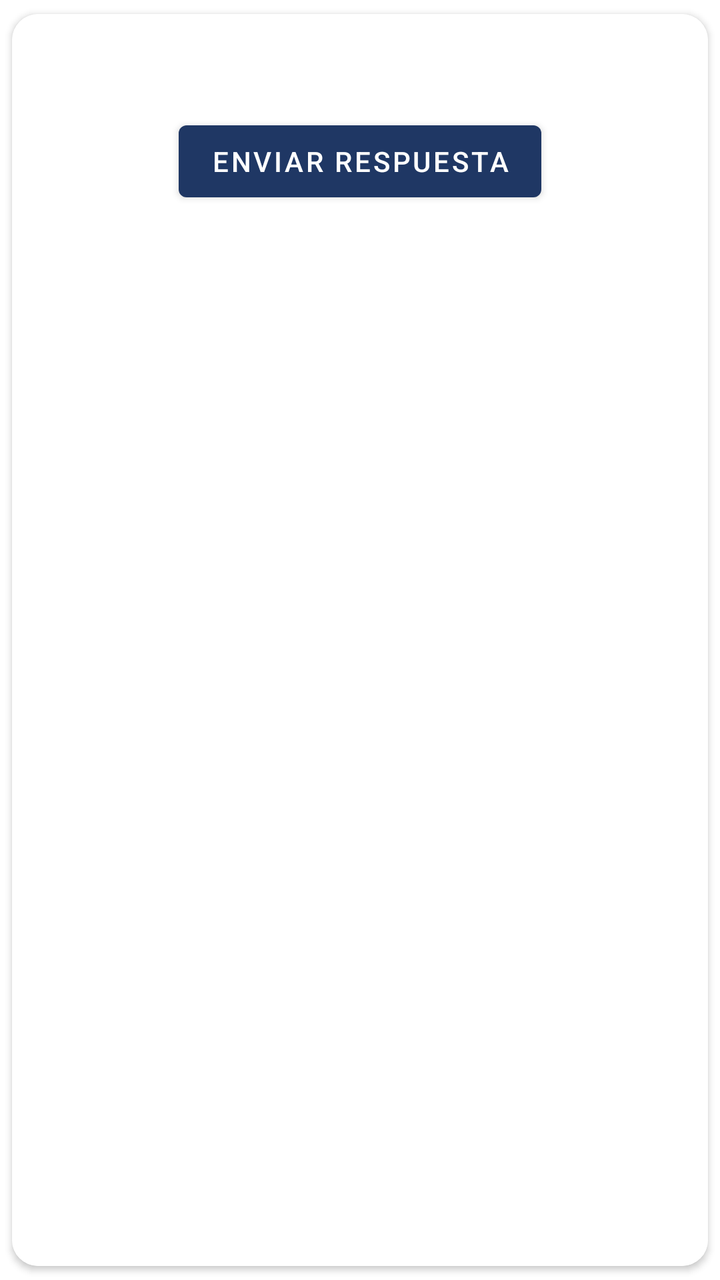
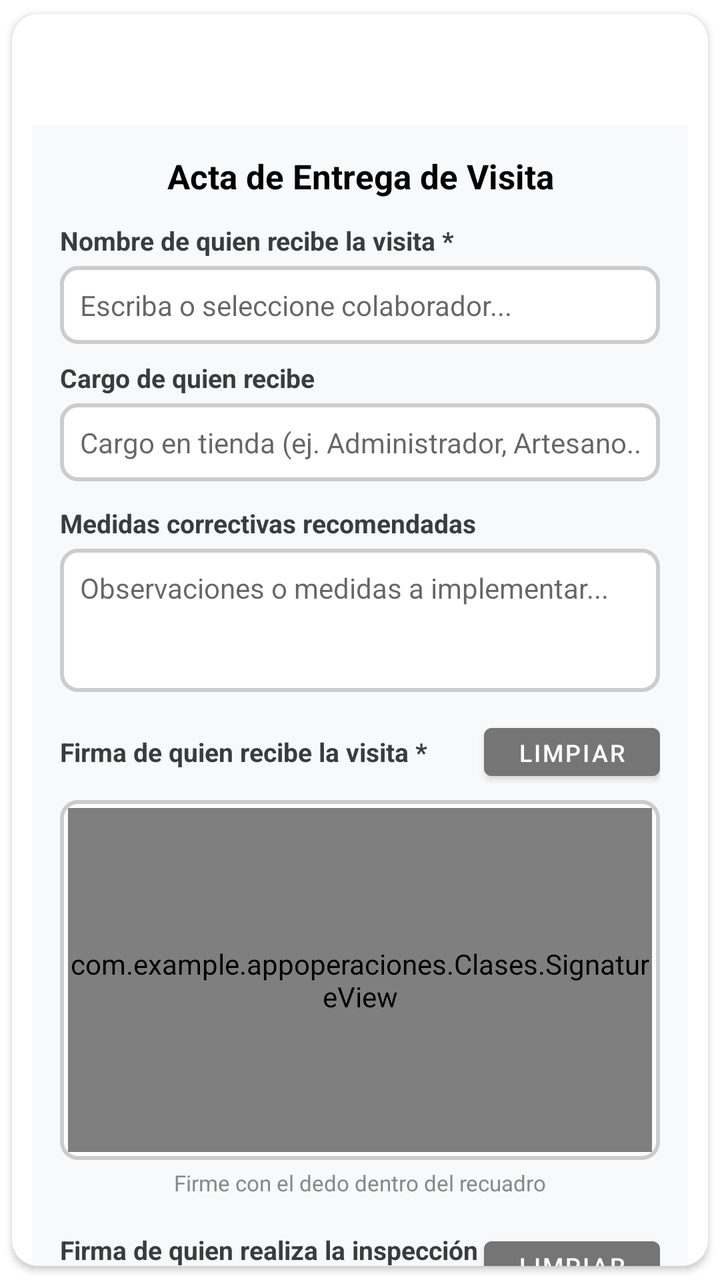

Compare the two renders of this Android layout. The source of the first and the diff that turns it into the second are given below.
<!-- AndroidManifest.xml: application theme Theme.AppOperaciones -->
<!-- res/layout/activity_encuesta_tienda.xml -->
<androidx.cardview.widget.CardView xmlns:android="http://schemas.android.com/apk/res/android"
    xmlns:card_view="http://schemas.android.com/apk/res-auto"
    xmlns:tools="http://schemas.android.com/tools"
    android:id="@+id/card_view"
    android:layout_width="match_parent"
    android:layout_height="match_parent"
    card_view:cardCornerRadius="13dp"
    card_view:cardUseCompatPadding="true"
    android:layout_margin="12dp">

<androidx.core.widget.NestedScrollView
    android:layout_width="match_parent"
    android:layout_height="match_parent"
    android:fillViewport="true">

<LinearLayout
    android:layout_width="match_parent"
    android:layout_height="wrap_content"
    android:orientation="vertical"
    android:background="@color/white"
    android:padding="10dp">

    <TextView
        android:id="@+id/nombre_tienda"
        android:layout_width="match_parent"
        android:gravity="center"
        android:layout_gravity="center"
        android:layout_height="wrap_content"
        android:textStyle="bold"
        android:textSize="16sp"
        android:textColor="@color/gris"
        android:layout_marginBottom="8dp"/>

    <androidx.recyclerview.widget.RecyclerView
        android:id="@+id/recyclerview"
        android:layout_width="match_parent"
        android:layout_height="wrap_content"
        android:nestedScrollingEnabled="false"/>

    <LinearLayout
        android:id="@+id/layout_total"
        android:layout_width="match_parent"
        android:layout_height="wrap_content"
        android:orientation="horizontal"
        android:gravity="center"
        android:background="#F0F4F8"
        android:padding="12dp"
        android:layout_marginTop="16dp"
        android:layout_marginBottom="8dp"
        android:visibility="gone">

        <TextView
            android:id="@+id/tv_total_porcentaje"
            android:layout_width="wrap_content"
            android:layout_height="wrap_content"
            android:text="Total: 0.0%"
            android:textSize="16sp"
            android:textStyle="bold"
            android:textColor="@color/black"
            android:layout_marginEnd="16dp"/>

        <TextView
            android:id="@+id/tv_rango_cumplimiento"
            android:layout_width="wrap_content"
            android:layout_height="wrap_content"
            android:text="Rango: BAJO"
            android:textSize="16sp"
            android:textStyle="bold"
            android:textColor="#D32F2F"/>
    </LinearLayout>

    <Button
        android:layout_marginTop="10dp"
        android:layout_marginBottom="24dp"
        android:layout_width="wrap_content"
        android:layout_height="wrap_content"
        android:layout_gravity="center"
        android:text="Enviar respuesta"
        android:textColor="@color/white"
        android:id="@+id/enviarEncuesta"/>
</LinearLayout>
</androidx.core.widget.NestedScrollView>
</androidx.cardview.widget.CardView>
<!-- resources referenced by this layout -->
<resources>
  <color name="black">#FF000000</color>
  <color name="gris">#393C3C</color>
  <color name="white">#FFFFFFFF</color>
  <style name="Theme.AppOperaciones" parent="Theme.MaterialComponents.Light.DarkActionBar">
          
          <item name="colorPrimary">@color/colorPrimary</item>
          <item name="colorPrimaryVariant">@color/colorPrimary</item>
          <item name="colorOnPrimary">@color/white</item>
          
          <item name="colorSecondary">@color/colorEdit</item>
          <item name="colorSecondaryVariant">@color/colorEdit</item>
          <item name="colorOnSecondary">@color/ic_log_operacion</item>
          
          <item name="android:statusBarColor" tools:targetApi="l">?attr/colorPrimaryVariant</item>
          <item name="android:textColorSecondary">@color/white_opacity</item>
          <item name="colorSurface">@color/white</item>
  
          
  
      </style>
  <color name="colorPrimary">#1F3764</color>
  <color name="colorEdit">#146CF2</color>
  <color name="ic_log_operacion">#FFFFFF</color>
  <color name="white_opacity">#CCC6C6</color>
</resources>

<!-- the commit's change to res/layout/activity_encuesta_tienda.xml (unified diff, before → after) -->
@@ -9,6 +9,7 @@
     android:layout_margin="12dp">
 
 <androidx.core.widget.NestedScrollView
+    android:id="@+id/nested_scroll_view"
     android:layout_width="match_parent"
     android:layout_height="match_parent"
     android:fillViewport="true">
@@ -18,6 +19,9 @@
     android:layout_height="wrap_content"
     android:orientation="vertical"
     android:background="@color/white"
+    android:descendantFocusability="beforeDescendants"
+    android:focusable="true"
+    android:focusableInTouchMode="true"
     android:padding="10dp">
 
     <TextView
@@ -69,6 +73,190 @@
             android:textColor="#D32F2F"/>
     </LinearLayout>
 
+    <LinearLayout
+        android:id="@+id/layout_acta_entrega"
+        android:layout_width="match_parent"
+        android:layout_height="wrap_content"
+        android:orientation="vertical"
+        android:background="#F8F9FA"
+        android:padding="14dp"
+        android:layout_marginTop="16dp"
+        android:layout_marginBottom="12dp">
+
+        <TextView
+            android:layout_width="match_parent"
+            android:layout_height="wrap_content"
+            android:text="Acta de Entrega de Visita"
+            android:textSize="17sp"
+            android:textStyle="bold"
+            android:textColor="@color/black"
+            android:gravity="center"
+            android:layout_marginBottom="12dp" />
+
+        <TextView
+            android:layout_width="wrap_content"
+            android:layout_height="wrap_content"
+            android:text="Nombre de quien recibe la visita *"
+            android:textSize="13sp"
+            android:textStyle="bold"
+            android:textColor="@color/gris"
+            android:layout_marginBottom="4dp" />
+
+        <AutoCompleteTextView
+            android:id="@+id/et_nombre_recibe"
+            android:layout_width="match_parent"
+            android:layout_height="wrap_content"
+            android:background="@drawable/bg_signature_box"
+            android:padding="10dp"
+            android:hint="Escriba o seleccione colaborador..."
+            android:textSize="14sp"
+            android:inputType="textCapWords"
+            android:completionThreshold="1"
+            android:dropDownHeight="wrap_content"
+            android:layout_marginBottom="8dp" />
+
+        <TextView
+            android:layout_width="wrap_content"
+            android:layout_height="wrap_content"
+            android:text="Cargo de quien recibe"
+            android:textSize="13sp"
+            android:textStyle="bold"
+            android:textColor="@color/gris"
+            android:layout_marginBottom="4dp" />
+
+        <EditText
+            android:id="@+id/et_cargo_recibe"
+            android:layout_width="match_parent"
+            android:layout_height="wrap_content"
+            android:background="@drawable/bg_signature_box"
+            android:padding="10dp"
+            android:hint="Cargo en tienda (ej. Administrador, Artesano...)"
+            android:textSize="14sp"
+            android:inputType="textCapWords"
+            android:layout_marginBottom="12dp" />
+
+        <TextView
+            android:layout_width="wrap_content"
+            android:layout_height="wrap_content"
+            android:text="Medidas correctivas recomendadas"
+            android:textSize="13sp"
+            android:textStyle="bold"
+            android:textColor="@color/gris"
+            android:layout_marginBottom="4dp" />
+
+        <EditText
+            android:id="@+id/et_medidas_correctivas"
+            android:layout_width="match_parent"
+            android:layout_height="wrap_content"
+            android:background="@drawable/bg_signature_box"
+            android:padding="10dp"
+            android:hint="Observaciones o medidas a implementar..."
+            android:textSize="14sp"
+            android:inputType="textMultiLine"
+            android:minLines="3"
+            android:gravity="top|start"
+            android:layout_marginBottom="12dp" />
+
+        <LinearLayout
+            android:layout_width="match_parent"
+            android:layout_height="wrap_content"
+            android:orientation="horizontal"
+            android:gravity="center_vertical"
+            android:layout_marginBottom="6dp">
+
+            <TextView
+                android:layout_width="0dp"
+                android:layout_height="wrap_content"
+                android:layout_weight="1"
+                android:text="Firma de quien recibe la visita *"
+                android:textSize="13sp"
+                android:textStyle="bold"
+                android:textColor="@color/gris" />
+
+            <Button
+                android:id="@+id/btn_limpiar_firma"
+                android:layout_width="wrap_content"
+                android:layout_height="36dp"
+                android:text="Limpiar"
+                android:textSize="12sp"
+                android:paddingLeft="12dp"
+                android:paddingRight="12dp"
+                android:backgroundTint="#757575"
+                android:textColor="@color/white" />
+        </LinearLayout>
+
+        <FrameLayout
+            android:layout_width="match_parent"
+            android:layout_height="180dp"
+            android:background="@drawable/bg_signature_box"
+            android:padding="4dp">
+
+            <com.example.appoperaciones.Clases.SignatureView
+                android:id="@+id/signature_view"
+                android:layout_width="match_parent"
+                android:layout_height="match_parent" />
+        </FrameLayout>
+
+        <TextView
+            android:layout_width="match_parent"
+            android:layout_height="wrap_content"
+            android:text="Firme con el dedo dentro del recuadro"
+            android:textSize="11sp"
+            android:textColor="#888888"
+            android:gravity="center"
+            android:layout_marginTop="4dp"
+            android:layout_marginBottom="16dp" />
+
+        <LinearLayout
+            android:layout_width="match_parent"
+            android:layout_height="wrap_content"
+            android:orientation="horizontal"
+            android:gravity="center_vertical"
+            android:layout_marginBottom="6dp">
+
+            <TextView
+                android:layout_width="0dp"
+                android:layout_height="wrap_content"
+                android:layout_weight="1"
+                android:text="Firma de quien realiza la inspección *"
+                android:textSize="13sp"
+                android:textStyle="bold"
+                android:textColor="@color/gris" />
+
+            <Button
+                android:id="@+id/btn_limpiar_firma_inspector"
+                android:layout_width="wrap_content"
+                android:layout_height="36dp"
+                android:text="Limpiar"
+                android:textSize="12sp"
+                android:paddingLeft="12dp"
+                android:paddingRight="12dp"
+                android:backgroundTint="#757575"
+                android:textColor="@color/white" />
+        </LinearLayout>
+
+        <FrameLayout
+            android:layout_width="match_parent"
+            android:layout_height="180dp"
+            android:background="@drawable/bg_signature_box"
+            android:padding="4dp">
+
+            <com.example.appoperaciones.Clases.SignatureView
+                android:id="@+id/signature_view_inspector"
+                android:layout_width="match_parent"
+                android:layout_height="match_parent" />
+        </FrameLayout>
+
+        <TextView
+            android:layout_width="match_parent"
+            android:layout_height="wrap_content"
+            android:text="Firma del inspector/auditor"
+            android:textSize="11sp"
+            android:textColor="#888888"
+            android:gravity="center"
+            android:layout_marginTop="4dp" />
+    </LinearLayout>
+
     <Button
         android:layout_marginTop="10dp"
         android:layout_marginBottom="24dp"
<!-- resource entries referenced after the edit -->
@@ -3,6 +3,16 @@
   <color name="black">#FF000000</color>
   <color name="gris">#393C3C</color>
   <color name="white">#FFFFFFFF</color>
+  <!-- drawable bg_signature_box (drawable) -->
+  <?xml version="1.0" encoding="utf-8"?>
+  <shape xmlns:android="http://schemas.android.com/apk/res/android"
+      android:shape="rectangle">
+      <solid android:color="#FFFFFF" />
+      <stroke
+          android:width="2dp"
+          android:color="#CCCCCC" />
+      <corners android:radius="8dp" />
+  </shape>
   <style name="Theme.AppOperaciones" parent="Theme.MaterialComponents.Light.DarkActionBar">
           
           <item name="colorPrimary">@color/colorPrimary</item>
